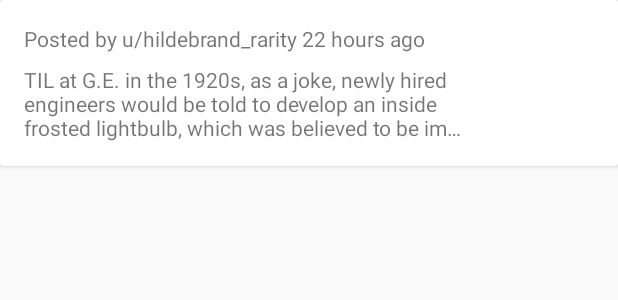
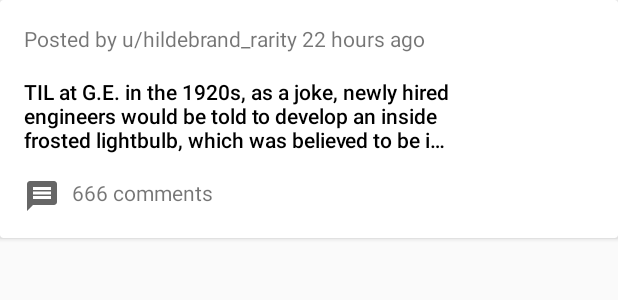
Before and after one commit to freaksgit/test-task-mvvm-RedditTop, an Android app: the layout top_posts_item.xml on its own in the app's theme, with its tools: preview values and no code run, on a phone screen of 412 x 824 dp. Shown: the top 300 px of the screen. Run offline under Robolectric (Android 15) with nearby library versions, the phone set to English and light mode, and no system bars.

Commit message:
Swipe to refresh; Number of comments section;

```diff
--- a/app/build.gradle
+++ b/app/build.gradle
@@ -75,4 +75,6 @@ dependencies {
 
     implementation "androidx.cardview:cardview:1.0.0"
     implementation 'com.squareup.picasso:picasso:2.71828'
+
+    implementation 'androidx.swiperefreshlayout:swiperefreshlayout:1.0.0'
 }
--- a/app/src/main/java/com/vasylstoliarchuk/reddittops/ui/toplist/adapter/TopPostsItemDiffUtil.kt
+++ b/app/src/main/java/com/vasylstoliarchuk/reddittops/ui/toplist/adapter/TopPostsItemDiffUtil.kt
@@ -2,6 +2,7 @@ package com.vasylstoliarchuk.reddittops.ui.toplist.adapter
 
 import androidx.recyclerview.widget.DiffUtil
 
+//It works weird with ConcatAdapter so I decided to not use it.
 class TopPostsItemDiffUtil(private val oldItems: List<TopPostsItem>, private val newItems: List<TopPostsItem>) : DiffUtil.Callback() {
     override fun getOldListSize(): Int = oldItems.size
     override fun getNewListSize(): Int = newItems.size
--- /dev/null
+++ b/app/src/main/res/drawable/ic_comment.xml
@@ -0,0 +1,5 @@
+<vector android:height="24dp" android:tint="#666666"
+    android:viewportHeight="24" android:viewportWidth="24"
+    android:width="24dp" xmlns:android="http://schemas.android.com/apk/res/android">
+    <path android:fillColor="@android:color/white" android:pathData="M20,2L4,2c-1.1,0 -1.99,0.9 -1.99,2L2,22l4,-4h14c1.1,0 2,-0.9 2,-2L22,4c0,-1.1 -0.9,-2 -2,-2zM18,14L6,14v-2h12v2zM18,11L6,11L6,9h12v2zM18,8L6,8L6,6h12v2z"/>
+</vector>
--- a/app/src/main/res/layout/top_posts_item.xml
+++ b/app/src/main/res/layout/top_posts_item.xml
@@ -23,10 +23,12 @@
             android:id="@+id/tvTitle"
             android:layout_width="0dp"
             android:layout_height="wrap_content"
-            android:layout_marginTop="@dimen/materialSpacing_half"
+            android:layout_marginTop="@dimen/materialSpacing"
             android:layout_marginEnd="@dimen/materialSpacing_half"
             android:ellipsize="end"
+            android:fontFamily="sans-serif-medium"
             android:maxLines="3"
+            android:textColor="@color/black"
             app:layout_constraintEnd_toStartOf="@id/ivThumbnail"
             app:layout_constraintStart_toStartOf="parent"
             app:layout_constraintTop_toBottomOf="@id/tvHeader"
@@ -42,6 +44,18 @@
             app:layout_constraintTop_toBottomOf="@id/tvHeader"
             tools:ignore="ContentDescription" />
 
+        <TextView
+            android:id="@+id/tvCommentsNum"
+            android:layout_width="0dp"
+            android:layout_height="wrap_content"
+            android:layout_marginTop="@dimen/materialSpacing"
+            android:drawablePadding="@dimen/materialSpacing_half"
+            app:drawableStartCompat="@drawable/ic_comment"
+            app:layout_constraintBottom_toBottomOf="parent"
+            app:layout_constraintStart_toStartOf="parent"
+            app:layout_constraintTop_toBottomOf="@id/tvTitle"
+            app:layout_constraintVertical_bias="1"
+            tools:text="666 comments" />
 
     </androidx.constraintlayout.widget.ConstraintLayout>
 </androidx.cardview.widget.CardView>
--- a/app/src/main/res/values/strings.xml
+++ b/app/src/main/res/values/strings.xml
@@ -2,6 +2,7 @@
     <string name="app_name">RedditTops</string>
 
     <string name="top_posts_item_header_placeholder">%s %s</string>
+    <string name="top_posts_item_comments_number_placeholder">%d Comments</string>
     <string name="generic_retry">Retry</string>
     <string name="generic_oops">Oops</string>
     <string name="generic_error">Something went wrong. Please try again later.</string>
```
Also changed, not shown: app/src/main/java/com/vasylstoliarchuk/reddittops/ui/toplist/TopPostsFragment.kt (+8 -1 lines), app/src/main/java/com/vasylstoliarchuk/reddittops/ui/toplist/TopPostsRecyclerAdapter.kt (+3 -4 lines), app/src/main/res/layout/top_posts_fragment.xml (+12 -5 lines).
